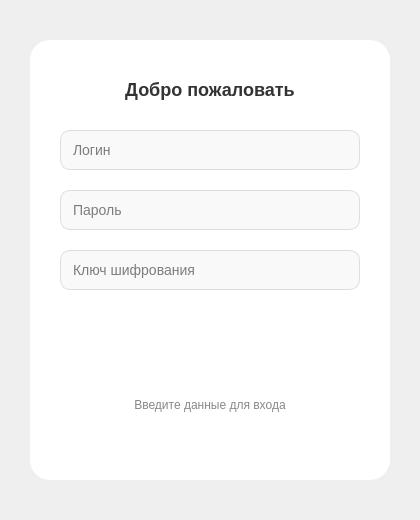
alexxxandra031/project, file client/authwindow.ui: the form before one commit.
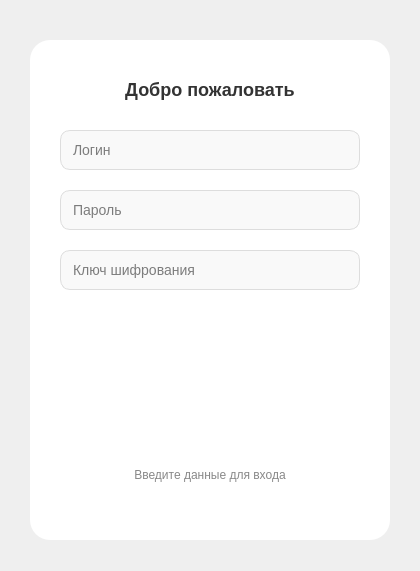
The form after the commit.

Commit message: Добавлена регистрация

What changed in the file:
```diff
--- a/client/authwindow.ui
+++ b/client/authwindow.ui
@@ -7,7 +7,7 @@
     <x>0</x>
     <y>0</y>
     <width>420</width>
-    <height>520</height>
+    <height>571</height>
    </rect>
   </property>
   <property name="windowTitle">
@@ -31,7 +31,7 @@
      <x>30</x>
      <y>40</y>
      <width>360</width>
-     <height>440</height>
+     <height>500</height>
     </rect>
    </property>
    <property name="styleSheet">
@@ -199,12 +199,48 @@
      </string>
     </property>
    </widget>
-   <!-- Дополнительная информация (необязательно) -->
+   <widget class="QPushButton" name="pushButton_register">
+    <property name="geometry">
+     <rect>
+      <x>30</x>
+      <y>340</y>
+      <width>300</width>
+      <height>50</height>
+     </rect>
+    </property>
+    <property name="cursor">
+     <cursorShape>PointingHandCursor</cursorShape>
+    </property>
+    <property name="styleSheet">
+     <string notr="true">
+      QPushButton {
+          background: qlineargradient(x1:0, y1:0, x2:1, y2:0,
+                                      stop:0 #9f7aea, stop:1 #6b46c1);
+          border: none;
+          border-radius: 25px;
+          color: white;
+          font-size: 16px;
+          font-weight: bold;
+      }
+      QPushButton:hover {
+          background: qlineargradient(x1:0, y1:0, x2:1, y2:0,
+                                      stop:0 #b794f4, stop:1 #805ad5);
+      }
+      QPushButton:pressed {
+          background: qlineargradient(x1:0, y1:0, x2:1, y2:0,
+                                      stop:0 #8b5cf6, stop:1 #5b21b6);
+      }
+     </string>
+    </property>
+    <property name="text">
+     <string>Регистрация</string>
+    </property>
+   </widget>
    <widget class="QLabel" name="label_footer">
     <property name="geometry">
      <rect>
       <x>30</x>
-      <y>350</y>
+      <y>420</y>
       <width>300</width>
       <height>30</height>
      </rect>
```
Left out of the diff: 113 changed lines with no effect on the pictures. The commit also changes 2 other files.
